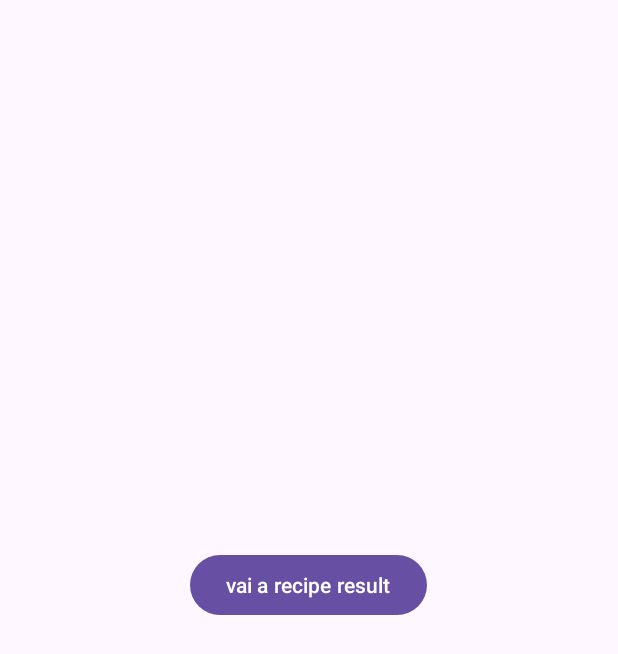
After one commit to pokosku/Progetto-Embedded, an Android app: the FoodResultActivity screen opened directly, with no data from a screen before it, on a phone screen of 412 x 824 dp. The commit adds this screen. Shown: the top 654 px of the screen. Run offline under Robolectric (Android 15) with nearby library versions, the phone set to English and light mode, and no system bars.

Commit message:
Aggiunta dei bottoni per passare alle altre activity e passagio di parametro (stringa) per chiave con intent

```diff
--- /dev/null
+++ b/app/src/main/java/com/myapp/chefgpt/FoodResultActivity.kt
@@ -0,0 +1,22 @@
+package com.myapp.chefgpt
+
+import android.content.Intent
+import android.os.Bundle
+import android.widget.Button
+import android.widget.TextView
+import androidx.appcompat.app.AppCompatActivity
+
+class FoodResultActivity : AppCompatActivity() {
+    override fun onCreate(savedInstanceState: Bundle?) {
+        super.onCreate(savedInstanceState)
+        setContentView(R.layout.activity_foodresult)
+
+        val buttonToRecipeResult: Button =findViewById(R.id.toRecipeResult)
+        buttonToRecipeResult.setOnClickListener{ view->
+            val intent= Intent(view.context,RecipeResultActivity::class.java)
+            startActivity(intent)
+        }
+        val FoodNameTv : TextView=findViewById(R.id.FoodName)
+        FoodNameTv.text=intent.getStringExtra("foodname")
+    }
+}
--- /dev/null
+++ b/app/src/main/res/layout/activity_foodresult.xml
@@ -0,0 +1,21 @@
+<?xml version="1.0" encoding="utf-8"?>
+<LinearLayout
+    xmlns:android="http://schemas.android.com/apk/res/android"
+    android:layout_width="match_parent"
+    android:layout_height="match_parent"
+    android:orientation="vertical"
+    android:gravity="center"
+    android:padding="16dp">
+    <Button
+        android:id="@+id/toRecipeResult"
+        android:layout_width="wrap_content"
+        android:layout_height="wrap_content"
+        android:text="vai a recipe result" />
+    <TextView
+        android:id="@+id/FoodName"
+        android:layout_width="wrap_content"
+        android:layout_height="wrap_content"
+        android:text=""
+        android:textSize="20sp"
+        android:layout_marginTop="16dp" />
+</LinearLayout>
--- a/app/src/main/res/layout/activity_main.xml
+++ b/app/src/main/res/layout/activity_main.xml
@@ -42,4 +42,10 @@
         android:scaleType="centerCrop"
         android:background="#CCCCCC" />
 
+    <Button
+        android:id="@+id/toImagePredictionButton"
+        android:layout_width="wrap_content"
+        android:layout_height="wrap_content"
+        android:text="vai a imgprd" />
+
 </LinearLayout>
--- /dev/null
+++ b/app/src/main/res/layout/activity_reciperesult.xml
@@ -0,0 +1,6 @@
+<?xml version="1.0" encoding="utf-8"?>
+<androidx.constraintlayout.widget.ConstraintLayout xmlns:android="http://schemas.android.com/apk/res/android"
+    android:layout_width="match_parent"
+    android:layout_height="match_parent">
+
+</androidx.constraintlayout.widget.ConstraintLayout>
--- a/app/src/main/res/mipmap-anydpi/ic_launcher.xml
+++ /dev/null
@@ -1,6 +0,0 @@
-<?xml version="1.0" encoding="utf-8"?>
-<adaptive-icon xmlns:android="http://schemas.android.com/apk/res/android">
-    <background android:drawable="@drawable/ic_launcher_background" />
-    <foreground android:drawable="@drawable/ic_launcher_foreground" />
-    <monochrome android:drawable="@drawable/ic_launcher_foreground" />
-</adaptive-icon>
--- a/app/src/main/res/mipmap-anydpi/ic_launcher_round.xml
+++ /dev/null
@@ -1,6 +0,0 @@
-<?xml version="1.0" encoding="utf-8"?>
-<adaptive-icon xmlns:android="http://schemas.android.com/apk/res/android">
-    <background android:drawable="@drawable/ic_launcher_background" />
-    <foreground android:drawable="@drawable/ic_launcher_foreground" />
-    <monochrome android:drawable="@drawable/ic_launcher_foreground" />
-</adaptive-icon>
```
Also changed, not shown: app/src/main/AndroidManifest.xml (+12 -1 lines), app/src/main/java/com/myapp/chefgpt/ImagePredictionActivity.kt (added, +24 -0 lines), app/src/main/java/com/myapp/chefgpt/MainActivity.kt (+6 -1 lines), app/src/main/java/com/myapp/chefgpt/RecipeResultActivity.kt (added, +11 -0 lines), app/src/main/res/layout/activity_imageprediction.xml (added, +14 -0 lines).
